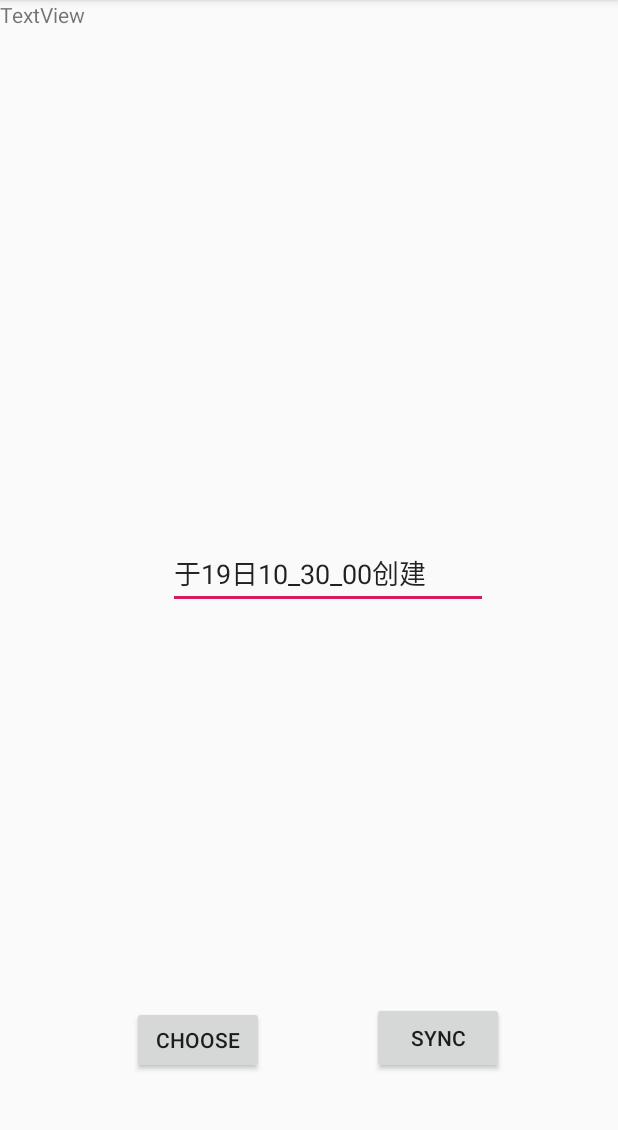
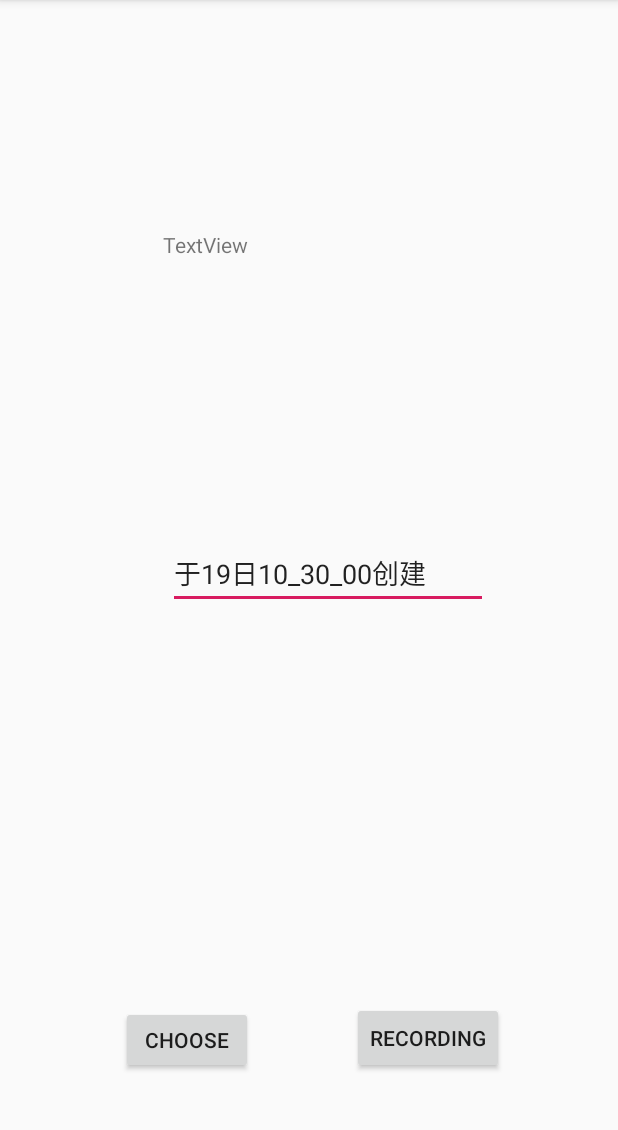
Before and after one commit to XinhhD/BreathDetector, an Android app: the screen it shows after launch (MainActivity), after a tap on "SYNC", on a phone screen of 412 x 824 dp, the part 84-1214 px from its top. Run offline under Robolectric (Android 15) with nearby library versions, the phone set to English and light mode, and no system bars; libraries missing offline, so code that uses them is left out: com.aditya.filebrowser, de.siegmar.fastcsv; 1 statement that could not run was skipped.

Commit message:
增加了播放音乐的功能

```diff
--- a/app/src/main/java/cn/edu/sustc/recoder/MainActivity.java
+++ b/app/src/main/java/cn/edu/sustc/recoder/MainActivity.java
@@ -2,12 +2,14 @@ package cn.edu.sustc.recoder;
 
 import android.Manifest;
 import android.content.Intent;
-import android.media.AudioRecord;
+import android.content.res.AssetFileDescriptor;
+import android.media.MediaPlayer;
 import android.net.Uri;
 import android.os.Environment;
 import android.support.annotation.Nullable;
 import android.support.v7.app.AppCompatActivity;
 import android.os.Bundle;
+import android.view.View;
 import android.widget.Button;
 import android.widget.EditText;
 import android.widget.TextView;
@@ -16,56 +18,83 @@ import android.widget.Toast;
 import com.aditya.filebrowser.Constants;
 import com.aditya.filebrowser.FileChooser;
 
+import java.io.BufferedOutputStream;
 import java.io.BufferedWriter;
+import java.io.DataOutputStream;
 import java.io.File;
 import java.io.FileNotFoundException;
 import java.io.FileOutputStream;
 import java.io.FileWriter;
 import java.io.IOException;
-import java.io.Writer;
+import java.io.OutputStream;
 import java.text.SimpleDateFormat;
 import java.util.Date;
 
-
-import de.siegmar.fastcsv.writer.CsvAppender;
-import de.siegmar.fastcsv.writer.CsvWriter;
-import omrecorder.AudioChunk;
-import omrecorder.OmRecorder;
-import omrecorder.PullTransport;
-
 public class MainActivity extends AppCompatActivity {
     Uri selectedFile;
-    TextView choosefile;
+    TextView chooseFile;
+    Button writeButton;
+    Button chooseButton;
+    EditText name;
+    private String musicPath = "/Lemon.mp3";
+    MediaPlayer mMediaPlayer = new MediaPlayer();
+    private boolean isPlaying = false;
+
     @Override
     protected void onCreate(Bundle savedInstanceState) {
         super.onCreate(savedInstanceState);
         Util.requestPermission(this, Manifest.permission.RECORD_AUDIO);
         Util.requestPermission(this, Manifest.permission.WRITE_EXTERNAL_STORAGE);
         setContentView(R.layout.activity_main);
-        Button writeButton = (Button)findViewById(R.id.write);
-        Button chooseButton= (Button)findViewById(R.id.choose);
-        EditText name = (EditText)findViewById(R.id.file);
-        choosefile = (TextView)findViewById(R.id.filename) ;
+        writeButton = (Button)findViewById(R.id.write);
+        chooseButton= (Button)findViewById(R.id.choose);
+        name = (EditText)findViewById(R.id.file);
+        chooseFile = (TextView)findViewById(R.id.filename) ;
         SimpleDateFormat simpleDateFormat = new SimpleDateFormat("于dd日HH_mm_ss创建");// HH:mm:ss
         Date date = new Date(System.currentTimeMillis());
         name.setText(simpleDateFormat.format(date));
+        initMusicFile();
+    }
+
+    public void onChooseFile(View view){
+        chooseFile();
+    }
+
+    public void chooseFile(){
+        Intent i2 = new Intent(MainActivity.this, FileChooser.class);
+        i2.putExtra(Constants.SELECTION_MODE,Constants.SELECTION_MODES.SINGLE_SELECTION.ordinal());
+        startActivityForResult(i2,1);
+    }
+
+    public void onRecord(View view){
+        if(!isPlaying) {
+            playMusic();
+            record();
+            writeButton.setText("Recording");
+            isPlaying = true;
+        }else {
+            pauseMusic();
+            writeButton.setText("Record");
+            isPlaying = false;
+        }
+
+    }
+    public void record(){
         MyRecoder mc = new MyRecoder();
-        writeButton.setOnClickListener(e -> {
         if (mc.isRecording) {
             mc.stopRecording();
             Toast.makeText(MainActivity.this,"结束录音",Toast.LENGTH_LONG).show();
         } else {
             String storageState = Environment.getExternalStorageState();
-                String filename = name.getText().toString()+".csv";
+            String filename = name.getText().toString()+".pcm";
             if (storageState.equals(Environment.MEDIA_MOUNTED)) { //路径： /storage/emulated/0/Android/data/com.yoryky.demo/cache/yoryky.txt
                 filename = Environment.getExternalStorageDirectory().getAbsolutePath() + File.separator +Environment.DIRECTORY_MUSIC+File.separator+ filename;
-                    BufferedWriter writer = null;
+                DataOutputStream writer = null;
                 try {
-                        FileWriter w = new FileWriter(filename);
-                        writer = new BufferedWriter(w);
+                    OutputStream os = new FileOutputStream(filename);
+                    BufferedOutputStream bos = new BufferedOutputStream(os);
+                    writer = new DataOutputStream(bos);
                 } catch (FileNotFoundException e1) {
-                        e1.printStackTrace();
-                    } catch (IOException e1) {
                     e1.printStackTrace();
                 }
                 mc.setWritter(writer);
@@ -78,13 +107,28 @@ public class MainActivity extends AppCompatActivity {
                 Toast.makeText(MainActivity.this,"开始录音",Toast.LENGTH_LONG).show();
             }
         }
-        });
-        chooseButton.setOnClickListener(e ->{
-            Intent i2 = new Intent(MainActivity.this, FileChooser.class);
-            i2.putExtra(Constants.SELECTION_MODE,Constants.SELECTION_MODES.SINGLE_SELECTION.ordinal());
-            startActivityForResult(i2,1);
-        });
+    }
 
+    public void playMusic(){
+        mMediaPlayer.start();
+        Toast.makeText(MainActivity.this,"开始放音乐了",Toast.LENGTH_LONG).show();
+    }
+
+    public void pauseMusic(){
+        mMediaPlayer.pause();
+        Toast.makeText(MainActivity.this,"暂时停止了",Toast.LENGTH_LONG).show();
+    }
+
+    public void initMusicFile(){
+        try {
+            //设置音频文件到MediaPlayer对象中
+            AssetFileDescriptor fileDescriptor = getAssets().openFd("music/Lemon.mp3");
+            mMediaPlayer.setDataSource(fileDescriptor.getFileDescriptor(),fileDescriptor.getStartOffset(), fileDescriptor.getLength());
+            //让MediaPlayer对象准备
+            mMediaPlayer.prepare();
+        } catch (IOException e) {
+            e.printStackTrace();
+        }
     }
 
     @Override
@@ -94,6 +138,6 @@ public class MainActivity extends AppCompatActivity {
                 selectedFile = data.getData();
             }
         }
-        choosefile.setText(selectedFile.toString());
+        chooseFile.setText(selectedFile.toString());
     }
 }
--- a/app/src/main/res/layout/activity_main.xml
+++ b/app/src/main/res/layout/activity_main.xml
@@ -7,6 +7,7 @@
     tools:context=".MainActivity">
 
     <Button
+        android:onClick="onRecord"
         android:id="@+id/write"
         android:layout_width="wrap_content"
         android:layout_height="wrap_content"
@@ -17,6 +18,7 @@
         app:layout_constraintEnd_toEndOf="parent" />
 
     <Button
+        android:onClick="onChooseFile"
         android:id="@+id/choose"
         android:layout_width="wrap_content"
         android:layout_height="45dp"
@@ -51,8 +53,14 @@
         android:id="@+id/filename"
         android:layout_width="195dp"
         android:layout_height="52dp"
+        android:layout_marginStart="8dp"
+        android:layout_marginTop="8dp"
+        android:layout_marginEnd="8dp"
+        android:layout_marginBottom="8dp"
         android:text="TextView"
-        tools:layout_editor_absoluteX="95dp"
-        tools:layout_editor_absoluteY="125dp" />
+        app:layout_constraintBottom_toTopOf="@+id/file"
+        app:layout_constraintEnd_toEndOf="parent"
+        app:layout_constraintStart_toStartOf="parent"
+        app:layout_constraintTop_toTopOf="parent" />
 
 </android.support.constraint.ConstraintLayout>
```
Also changed, not shown: app/src/main/java/cn/edu/sustc/recoder/MyRecoder.java (+12 -36 lines), 1 other file. Lines whose indentation alone changed are shown as unchanged.
